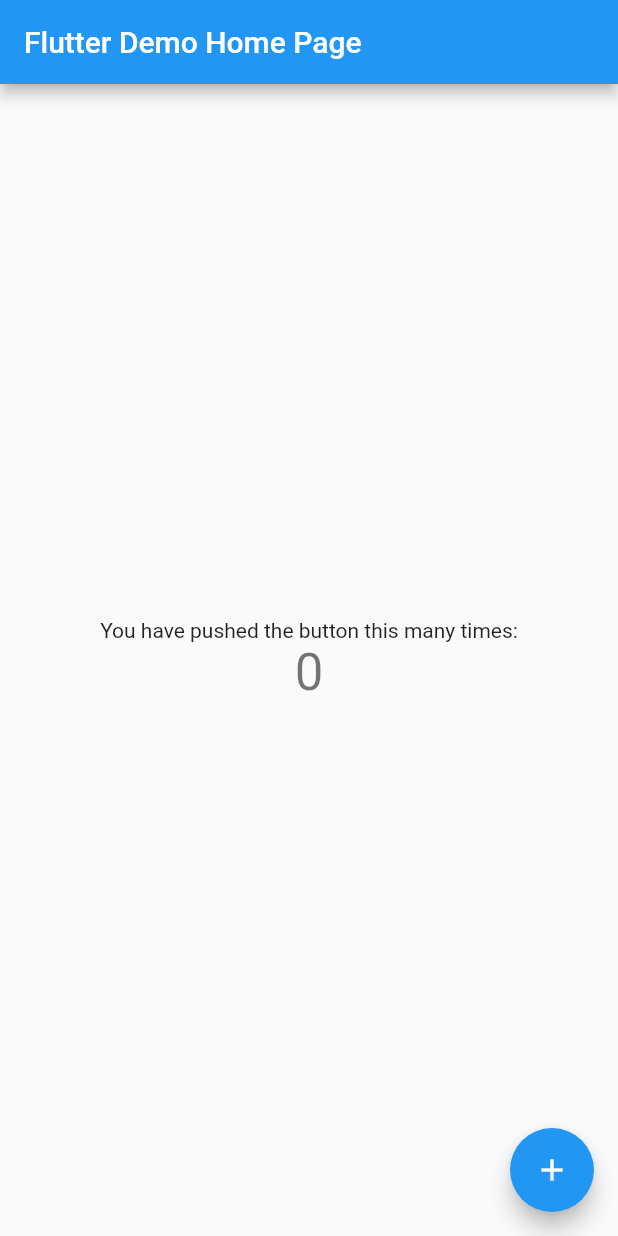
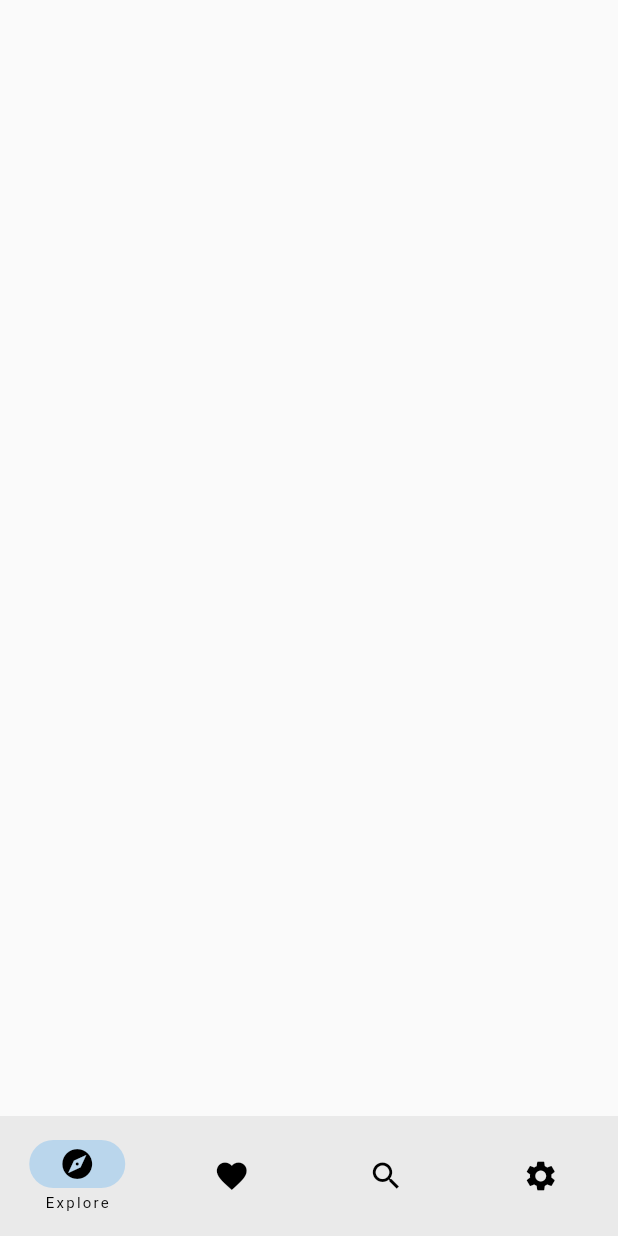
Before and after one commit to Valxy/CSE-115A-project, a Flutter app: the screen it shows after launch, on a phone screen of 412 x 824 dp. Run offline on Flutter 3.47's test engine with Material 2 defaults, Android fonts, the phone set to English and light mode, and no system bars.

```diff
--- a/lib/main.dart
+++ b/lib/main.dart
@@ -1,115 +1,60 @@
 import 'package:flutter/material.dart';
 
 void main() {
-  runApp(const MyApp());
+  runApp(TMDBApp());
 }
 
-class MyApp extends StatelessWidget {
-  const MyApp({Key? key}) : super(key: key);
-
-  // This widget is the root of your application.
+class TMDBApp extends StatelessWidget {
   @override
   Widget build(BuildContext context) {
     return MaterialApp(
-      title: 'Flutter Demo',
-      theme: ThemeData(
-        // This is the theme of your application.
-        //
-        // Try running your application with "flutter run". You'll see the
-        // application has a blue toolbar. Then, without quitting the app, try
-        // changing the primarySwatch below to Colors.green and then invoke
-        // "hot reload" (press "r" in the console where you ran "flutter run",
-        // or simply save your changes to "hot reload" in a Flutter IDE).
-        // Notice that the counter didn't reset back to zero; the application
-        // is not restarted.
-        primarySwatch: Colors.blue,
+      title: 'The Movie Database',
+      theme: ThemeData.light(),
+      home: Scaffold(
+        bottomNavigationBar: TMDBNavigationBar(),
       ),
-      home: const MyHomePage(title: 'Flutter Demo Home Page'),
     );
   }
 }
 
-class MyHomePage extends StatefulWidget {
-  const MyHomePage({Key? key, required this.title}) : super(key: key);
-
-  // This widget is the home page of your application. It is stateful, meaning
-  // that it has a State object (defined below) that contains fields that affect
-  // how it looks.
-
-  // This class is the configuration for the state. It holds the values (in this
-  // case the title) provided by the parent (in this case the App widget) and
-  // used by the build method of the State. Fields in a Widget subclass are
-  // always marked "final".
-
-  final String title;
-
+class TMDBNavigationBar extends StatefulWidget {
   @override
-  State<MyHomePage> createState() => _MyHomePageState();
+  _TMDBNavigationBarState createState() => _TMDBNavigationBarState();
 }
 
-class _MyHomePageState extends State<MyHomePage> {
-  int _counter = 0;
+class _TMDBNavigationBarState extends State<TMDBNavigationBar> {
+  int _currentPageIndex = 0;
 
-  void _incrementCounter() {
+  void _setIndex(int i) {
     setState(() {
-      // This call to setState tells the Flutter framework that something has
-      // changed in this State, which causes it to rerun the build method below
-      // so that the display can reflect the updated values. If we changed
-      // _counter without calling setState(), then the build method would not be
-      // called again, and so nothing would appear to happen.
-      _counter++;
+      _currentPageIndex = i;
     });
   }
 
   @override
   Widget build(BuildContext context) {
-    // This method is rerun every time setState is called, for instance as done
-    // by the _incrementCounter method above.
-    //
-    // The Flutter framework has been optimized to make rerunning build methods
-    // fast, so that you can just rebuild anything that needs updating rather
-    // than having to individually change instances of widgets.
-    return Scaffold(
-      appBar: AppBar(
-        // Here we take the value from the MyHomePage object that was created by
-        // the App.build method, and use it to set our appbar title.
-        title: Text(widget.title),
-      ),
-      body: Center(
-        // Center is a layout widget. It takes a single child and positions it
-        // in the middle of the parent.
-        child: Column(
-          // Column is also a layout widget. It takes a list of children and
-          // arranges them vertically. By default, it sizes itself to fit its
-          // children horizontally, and tries to be as tall as its parent.
-          //
-          // Invoke "debug painting" (press "p" in the console, choose the
-          // "Toggle Debug Paint" action from the Flutter Inspector in Android
-          // Studio, or the "Toggle Debug Paint" command in Visual Studio Code)
-          // to see the wireframe for each widget.
-          //
-          // Column has various properties to control how it sizes itself and
-          // how it positions its children. Here we use mainAxisAlignment to
-          // center the children vertically; the main axis here is the vertical
-          // axis because Columns are vertical (the cross axis would be
-          // horizontal).
-          mainAxisAlignment: MainAxisAlignment.center,
-          children: <Widget>[
-            const Text(
-              'You have pushed the button this many times:',
-            ),
-            Text(
-              '$_counter',
-              style: Theme.of(context).textTheme.headline4,
-            ),
-          ],
+    return NavigationBar(
+      selectedIndex: _currentPageIndex,
+      labelBehavior: NavigationDestinationLabelBehavior.onlyShowSelected,
+      onDestinationSelected: _setIndex,
+      destinations: const [
+        NavigationDestination(
+          icon: Icon(Icons.explore),
+          label: 'Explore',
         ),
-      ),
-      floatingActionButton: FloatingActionButton(
-        onPressed: _incrementCounter,
-        tooltip: 'Increment',
-        child: const Icon(Icons.add),
-      ), // This trailing comma makes auto-formatting nicer for build methods.
+        NavigationDestination(
+          icon: Icon(Icons.favorite),
+          label: 'Favorite',
+        ),
+        NavigationDestination(
+          icon: Icon(Icons.search),
+          label: 'Search',
+        ),
+        NavigationDestination(
+          icon: Icon(Icons.settings),
+          label: 'Settings',
+        ),
+      ],
     );
   }
 }
```
